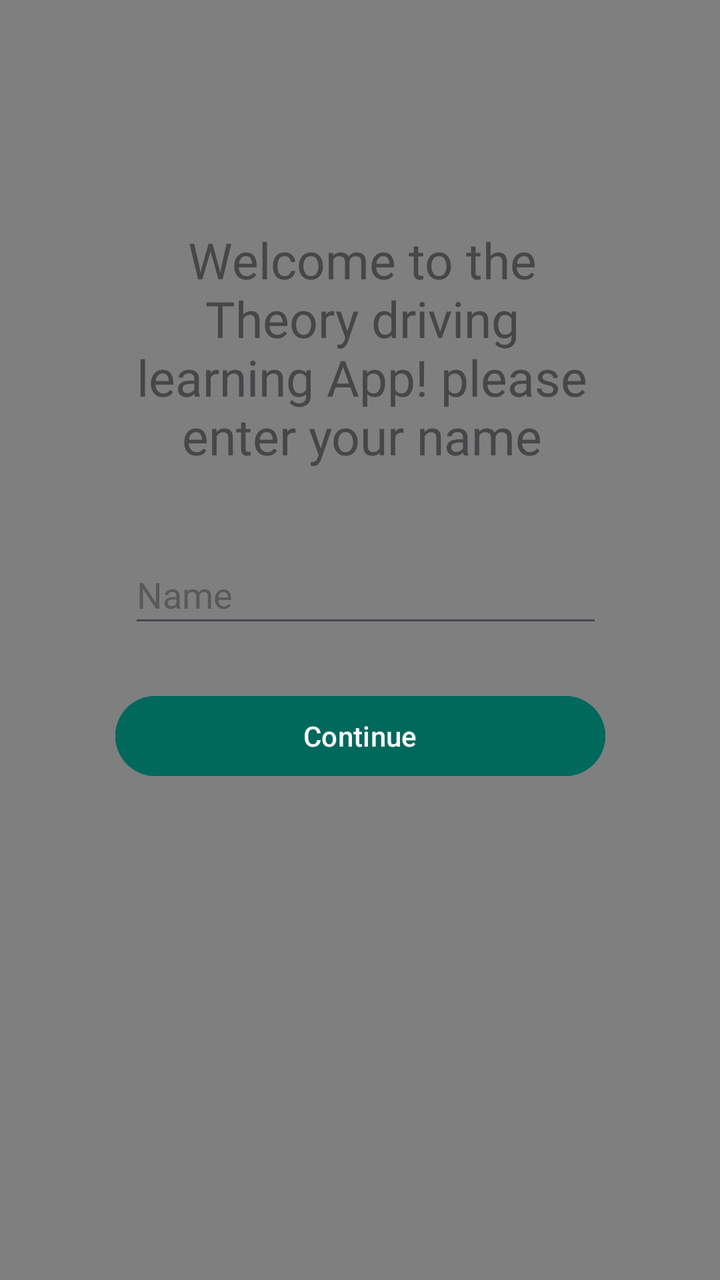
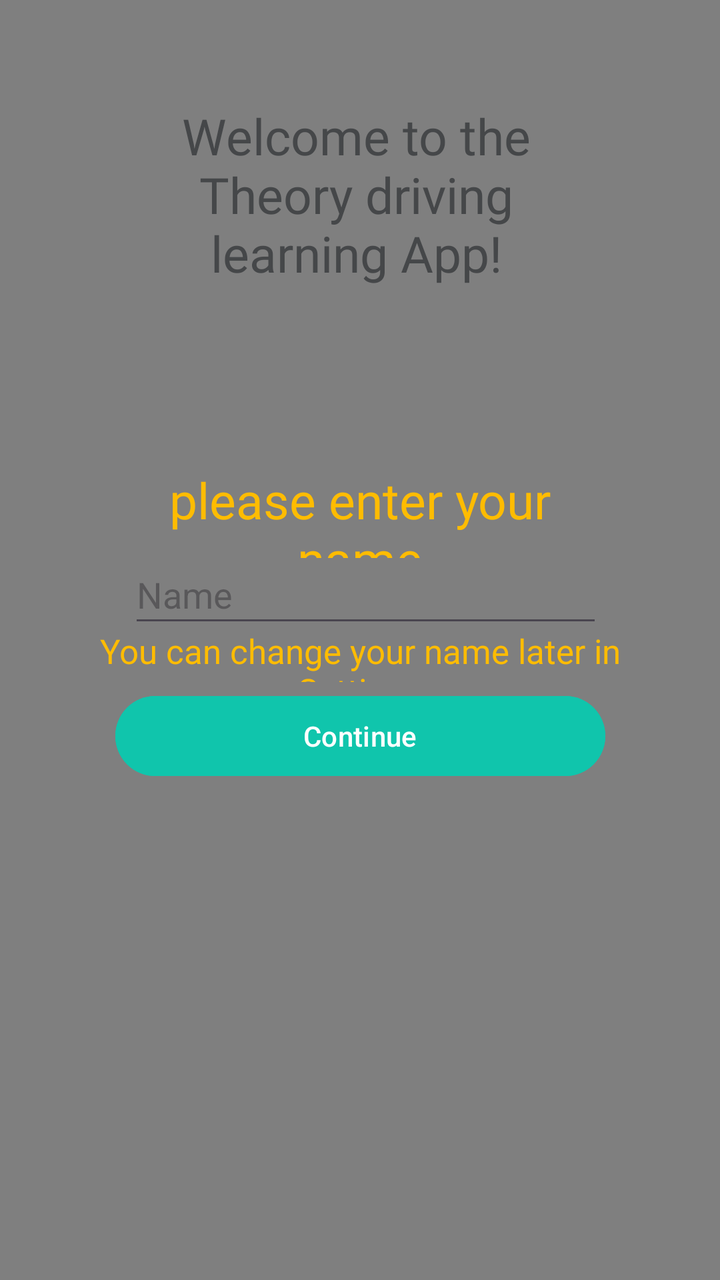

Two renders of the same Android screen: before a commit and after it. Below are the layout's source before the change and the commit's diff.
<!-- AndroidManifest.xml: application theme Theme.TheoriaApp -->
<!-- res/layout/activity_nameinput.xml -->
<?xml version="1.0" encoding="utf-8"?>
<androidx.constraintlayout.widget.ConstraintLayout xmlns:android="http://schemas.android.com/apk/res/android"
    xmlns:app="http://schemas.android.com/apk/res-auto"
    xmlns:tools="http://schemas.android.com/tools"
    android:id="@+id/main"
    android:layout_width="match_parent"
    android:layout_height="match_parent"
    tools:context=".NameInput">

    <VideoView
        android:id="@+id/videoView"
        android:layout_width="match_parent"
        android:layout_height="match_parent"
        app:layout_constraintBottom_toBottomOf="parent"
        app:layout_constraintEnd_toEndOf="parent"
        app:layout_constraintStart_toStartOf="parent"
        app:layout_constraintTop_toTopOf="parent" />

    <TextView
        android:id="@+id/textView"
        android:layout_width="241dp"
        android:layout_height="120dp"
        android:fontFamily="@font/customfont"
        android:gravity="center"
        android:textColor="@color/material_dynamic_neutral30"
        android:text="Welcome to the Theory driving learning App! please enter your name"
        android:textSize="25dp"
        app:layout_constraintBottom_toBottomOf="parent"
        app:layout_constraintEnd_toEndOf="parent"
        app:layout_constraintHorizontal_bias="0.511"
        app:layout_constraintStart_toStartOf="parent"
        app:layout_constraintTop_toTopOf="parent"
        app:layout_constraintVertical_bias="0.217" />

    <Button
        android:id="@+id/continueButton"
        android:layout_width="245dp"
        android:layout_height="48dp"
        android:backgroundTint="#00695C"
        android:text="Continue"
        android:textColor="@color/white"
        app:layout_constraintBottom_toBottomOf="parent"
        app:layout_constraintEnd_toEndOf="parent"
        app:layout_constraintStart_toStartOf="parent"
        app:layout_constraintTop_toTopOf="parent"
        app:layout_constraintVertical_bias="0.581" />

    <EditText
        android:id="@+id/nameEt"
        android:layout_width="237dp"
        android:layout_height="46dp"
        android:ems="10"
        android:hint="Name"
        android:inputType="text"
        android:text=""
        app:layout_constraintBottom_toBottomOf="parent"
        app:layout_constraintEnd_toEndOf="parent"
        app:layout_constraintHorizontal_bias="0.522"
        app:layout_constraintStart_toStartOf="parent"
        app:layout_constraintTop_toTopOf="parent"
        app:layout_constraintVertical_bias="0.459" />




</androidx.constraintlayout.widget.ConstraintLayout>
<!-- resources referenced by this layout -->
<resources>
  <color name="white">#FFFFFFFF</color>
  <style name="Theme.TheoriaApp" parent="Base.Theme.TheoriaApp" />
  <style name="Base.Theme.TheoriaApp" parent="Theme.Material3.DayNight.NoActionBar">
  
  
          
          
      </style>
</resources>

<!-- the commit's change to res/layout/activity_nameinput.xml (unified diff, before → after) -->
@@ -18,25 +18,55 @@
 
     <TextView
         android:id="@+id/textView"
-        android:layout_width="241dp"
-        android:layout_height="120dp"
+        android:layout_width="233dp"
+        android:layout_height="92dp"
         android:fontFamily="@font/customfont"
         android:gravity="center"
+        android:text="Welcome to the Theory driving learning App!"
         android:textColor="@color/material_dynamic_neutral30"
-        android:text="Welcome to the Theory driving learning App! please enter your name"
         android:textSize="25dp"
         app:layout_constraintBottom_toBottomOf="parent"
         app:layout_constraintEnd_toEndOf="parent"
-        app:layout_constraintHorizontal_bias="0.511"
+        app:layout_constraintHorizontal_bias="0.486"
         app:layout_constraintStart_toStartOf="parent"
         app:layout_constraintTop_toTopOf="parent"
-        app:layout_constraintVertical_bias="0.217" />
+        app:layout_constraintVertical_bias="0.093" />
+
+    <TextView
+        android:id="@+id/textView2"
+        android:layout_width="201dp"
+        android:layout_height="46dp"
+        android:fontFamily="@font/customfont"
+        android:gravity="center"
+        android:text="please enter your name"
+        android:textColor="#FFBC00"
+        android:textSize="25dp"
+        app:layout_constraintBottom_toBottomOf="parent"
+        app:layout_constraintEnd_toEndOf="parent"
+        app:layout_constraintStart_toStartOf="parent"
+        app:layout_constraintTop_toTopOf="parent"
+        app:layout_constraintVertical_bias="0.392" />
+
+    <TextView
+        android:id="@+id/textView4"
+        android:layout_width="271dp"
+        android:layout_height="27dp"
+        android:fontFamily="@font/customfont"
+        android:gravity="center"
+        android:text="You can change your name later in Settings"
+        android:textColor="#FFBC00"
+        android:textSize="17dp"
+        app:layout_constraintBottom_toBottomOf="parent"
+        app:layout_constraintEnd_toEndOf="parent"
+        app:layout_constraintStart_toStartOf="parent"
+        app:layout_constraintTop_toTopOf="parent"
+        app:layout_constraintVertical_bias="0.512" />
 
     <Button
         android:id="@+id/continueButton"
         android:layout_width="245dp"
         android:layout_height="48dp"
-        android:backgroundTint="#00695C"
+        android:backgroundTint="#10C5AC"
         android:text="Continue"
         android:textColor="@color/white"
         app:layout_constraintBottom_toBottomOf="parent"
